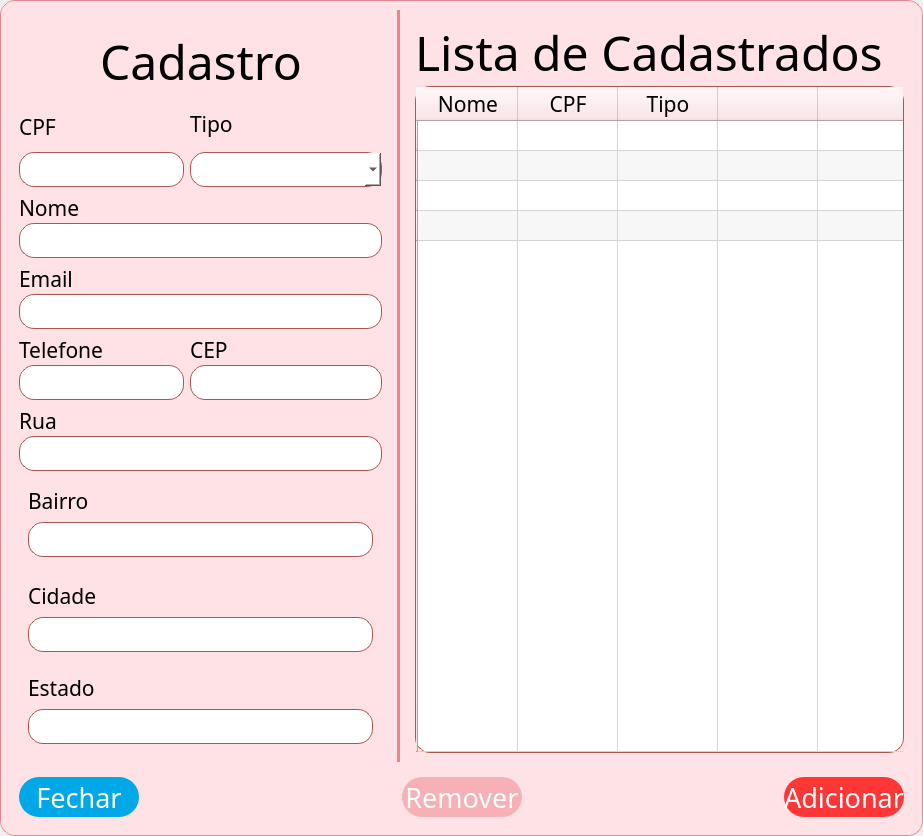
Qt form arquivos .ui/Popup_Lista_pessoas.ui (jajpert/Fabrica-SW-96) before a commit.
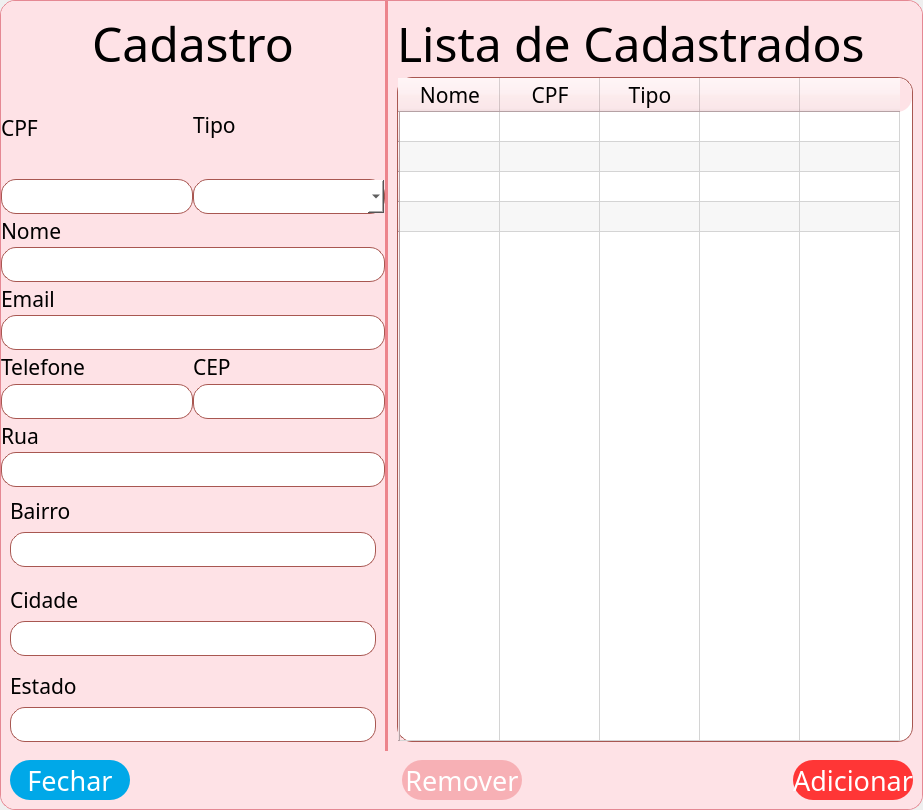
The same form after that commit.

Diff of the .ui file:
```diff
--- a/arquivos .ui/Popup_Lista_pessoas.ui
+++ b/arquivos .ui/Popup_Lista_pessoas.ui
@@ -7,7 +7,7 @@
     <x>0</x>
     <y>0</y>
     <width>923</width>
-    <height>795</height>
+    <height>810</height>
    </rect>
   </property>
   <property name="sizePolicy">
@@ -87,19 +87,19 @@
         </property>
         <layout class="QGridLayout" name="gridLayout_2">
          <property name="leftMargin">
-          <number>9</number>
+          <number>0</number>
          </property>
          <property name="topMargin">
-          <number>9</number>
+          <number>0</number>
          </property>
          <property name="rightMargin">
-          <number>9</number>
+          <number>0</number>
          </property>
          <property name="bottomMargin">
-          <number>9</number>
+          <number>0</number>
          </property>
          <property name="spacing">
-          <number>6</number>
+          <number>0</number>
          </property>
          <item row="0" column="2">
           <widget class="QFrame" name="frame_17">
@@ -519,6 +519,21 @@
             <enum>QFrame::Raised</enum>
            </property>
            <layout class="QGridLayout" name="gridLayout">
+            <property name="leftMargin">
+             <number>0</number>
+            </property>
+            <property name="topMargin">
+             <number>0</number>
+            </property>
+            <property name="rightMargin">
+             <number>0</number>
+            </property>
+            <property name="bottomMargin">
+             <number>0</number>
+            </property>
+            <property name="spacing">
+             <number>0</number>
+            </property>
             <item row="0" column="0" colspan="2">
              <widget class="QFrame" name="frame_14">
               <property name="frameShape">
```
